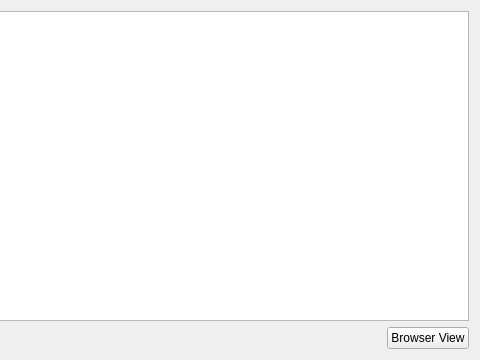
First picture: the form in src/persistenthttp.ui, repository dannagle/PacketSender, before the edit; both pictures show x 321 to 801 and y 0 to 360 of the 801 by 360 pixel window.
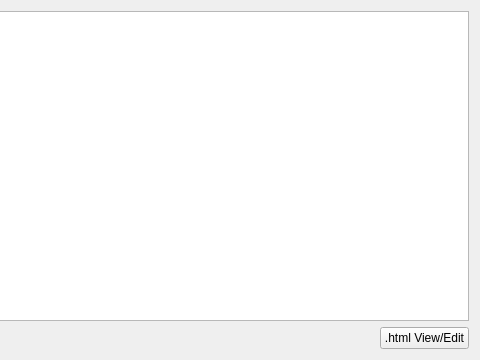
Second picture: the form after the edit.

Commit message: make clearer it is launching html view/edit on peristent http

Patch:
```diff
--- a/src/persistenthttp.ui
+++ b/src/persistenthttp.ui
@@ -54,7 +54,7 @@
      <item>
       <widget class="QPushButton" name="browserViewButton">
        <property name="text">
-        <string>Browser View</string>
+        <string>.html View/Edit</string>
        </property>
       </widget>
      </item>
```
Left out of the diff: 9 changed lines with no effect on the pictures. The commit also changes 1 other file.
